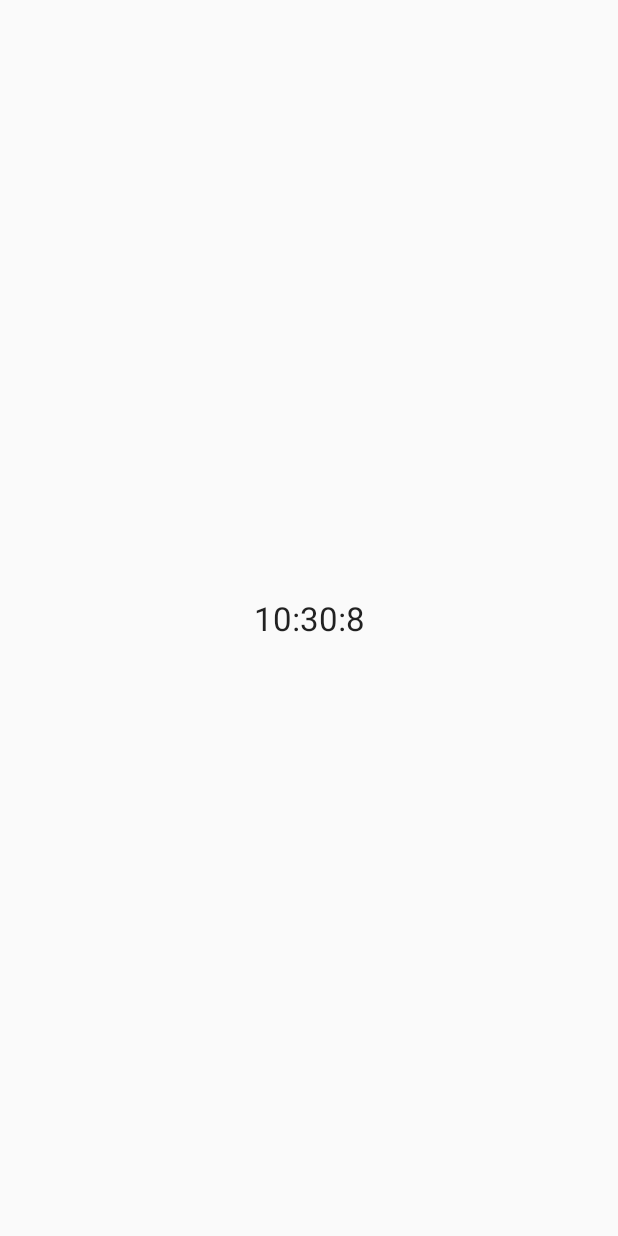
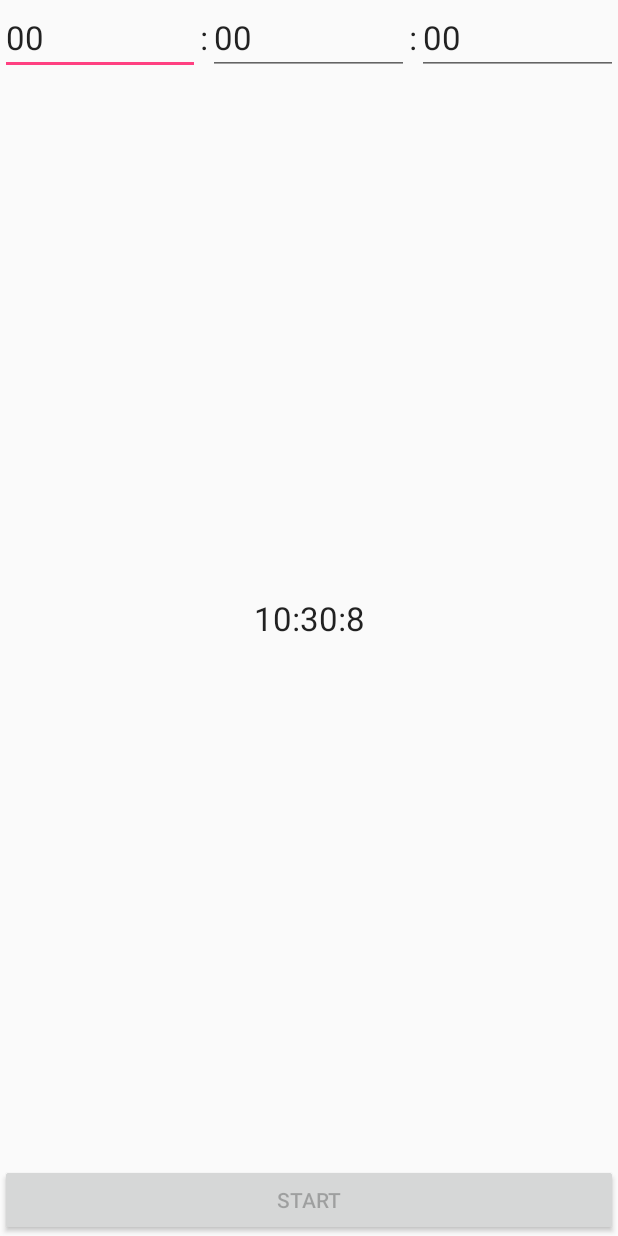
Before and after one commit to HugoLipeng/PracticeAndroid, an Android app: the screen it shows after launch (MainActivity), on a phone screen of 412 x 824 dp. Before the commit the screen is almost empty. Run offline under Robolectric (Android 15) with nearby library versions, the phone set to English and light mode, and no system bars.

Commit message:
计时器功能

```diff
--- /dev/null
+++ b/clock/src/main/java/com/qiniu/hugo/clock/TimerView.java
@@ -0,0 +1,253 @@
+package com.qiniu.hugo.clock;
+
+import java.util.Timer;
+import java.util.TimerTask;
+
+import android.app.AlertDialog;
+import android.content.Context;
+import android.os.Handler;
+import android.text.Editable;
+import android.text.TextUtils;
+import android.text.TextWatcher;
+import android.util.AttributeSet;
+import android.view.View;
+import android.widget.Button;
+import android.widget.EditText;
+import android.widget.LinearLayout;
+
+public class TimerView extends LinearLayout {
+
+	public TimerView(Context context, AttributeSet attrs) {
+		super(context, attrs);
+	}
+
+	public TimerView(Context context) {
+		super(context);
+	}
+
+
+	@Override
+	protected void onFinishInflate() {
+		super.onFinishInflate();
+
+		btnPause = (Button) findViewById(R.id.btnPause);
+		btnPause.setOnClickListener(new OnClickListener() {
+
+			@Override
+			public void onClick(View v) {
+
+				stopTimer();
+
+				btnPause.setVisibility(View.GONE);
+				btnResume.setVisibility(View.VISIBLE);
+			}
+		});
+		btnReset = (Button) findViewById(R.id.btnReset);
+		btnReset.setOnClickListener(new OnClickListener() {
+
+			@Override
+			public void onClick(View v) {
+
+				stopTimer();
+
+				etHour.setText("0");
+				etMin.setText("0");
+				etSec.setText("0");
+
+				btnReset.setVisibility(View.GONE);
+				btnResume.setVisibility(View.GONE);
+				btnPause.setVisibility(View.GONE);
+				btnStart.setVisibility(View.VISIBLE);
+			}
+		});
+		btnResume = (Button) findViewById(R.id.btnResume);
+		btnResume.setOnClickListener(new OnClickListener() {
+
+			@Override
+			public void onClick(View v) {
+
+				startTimer();
+
+				btnResume.setVisibility(View.GONE);
+				btnPause.setVisibility(View.VISIBLE);
+			}
+		});
+		btnStart = (Button) findViewById(R.id.btnStart);
+		btnStart.setOnClickListener(new OnClickListener() {
+
+			@Override
+			public void onClick(View v) {
+				startTimer();
+
+				btnStart.setVisibility(View.GONE);
+				btnPause.setVisibility(View.VISIBLE);
+				btnReset.setVisibility(View.VISIBLE);
+			}
+		});
+
+
+		etHour = (EditText) findViewById(R.id.etHour);
+		etMin = (EditText) findViewById(R.id.etMin);
+		etSec = (EditText) findViewById(R.id.etSec);
+
+		etHour.setText("00");
+		etHour.addTextChangedListener(new TextWatcher() {
+
+			@Override
+			public void onTextChanged(CharSequence s, int start, int before, int count) {
+				if (!TextUtils.isEmpty(s)) {
+					int value = Integer.parseInt(s.toString());
+
+					if (value>59) {
+						etHour.setText("59");
+					}else if (value<0) {
+						etHour.setText("0");
+					}
+				}
+				checkToEnableBtnStart();
+			}
+
+			@Override
+			public void beforeTextChanged(CharSequence s, int start, int count,
+					int after) {
+			}
+
+			@Override
+			public void afterTextChanged(Editable s) {
+			}
+		});
+		etMin.setText("00");
+		etMin.addTextChangedListener(new TextWatcher() {
+
+			@Override
+			public void onTextChanged(CharSequence s, int start, int before, int count) {
+				if (!TextUtils.isEmpty(s)) {
+					int value = Integer.parseInt(s.toString());
+
+					if (value>59) {
+						etMin.setText("59");
+					}else if (value<0) {
+						etMin.setText("0");
+					}
+				}
+				checkToEnableBtnStart();
+			}
+
+			@Override
+			public void beforeTextChanged(CharSequence s, int start, int count,
+					int after) {
+			}
+
+			@Override
+			public void afterTextChanged(Editable s) {
+			}
+		});
+		etSec.setText("00");
+		etSec.addTextChangedListener(new TextWatcher() {
+
+			@Override
+			public void onTextChanged(CharSequence s, int start, int before, int count) {
+				if (!TextUtils.isEmpty(s)) {
+					int value = Integer.parseInt(s.toString());
+
+					if (value>59) {
+						etSec.setText("59");
+					}else if (value<0) {
+						etSec.setText("0");
+					}
+				}
+				checkToEnableBtnStart();
+			}
+
+			@Override
+			public void beforeTextChanged(CharSequence s, int start, int count,
+					int after) {
+			}
+
+			@Override
+			public void afterTextChanged(Editable s) {
+			}
+		});
+
+		btnStart.setVisibility(View.VISIBLE);
+		btnStart.setEnabled(false);
+		btnPause.setVisibility(View.GONE);
+		btnResume.setVisibility(View.GONE);
+		btnReset.setVisibility(View.GONE);
+	}
+
+	private void checkToEnableBtnStart(){
+		btnStart.setEnabled((!TextUtils.isEmpty(etHour.getText())&&Integer.parseInt(etHour.getText().toString())>0)||
+				(!TextUtils.isEmpty(etMin.getText())&&Integer.parseInt(etMin.getText().toString())>0)||
+				(!TextUtils.isEmpty(etSec.getText())&&Integer.parseInt(etSec.getText().toString())>0));
+	}
+
+
+	private void startTimer(){
+		if (timerTask==null) {
+			allTimerCount = Integer.parseInt(etHour.getText().toString())*60*60+Integer.parseInt(etMin.getText().toString())*60+Integer.parseInt(etSec.getText().toString());
+			timerTask = new TimerTask() {
+
+				@Override
+				public void run() {
+					allTimerCount--;
+
+					handler.sendEmptyMessage(MSG_WHAT_TIME_TICK);
+
+					if (allTimerCount<=0) {
+						handler.sendEmptyMessage(MSG_WHAT_TIME_IS_UP);
+						stopTimer();
+					}
+				}
+			};
+
+			timer.schedule(timerTask, 1000, 1000);
+		}
+	}
+
+	private void stopTimer(){
+		if (timerTask!=null) {
+			timerTask.cancel();
+			timerTask = null;
+		}
+	}
+
+	private Handler handler = new Handler(){
+		public void handleMessage(android.os.Message msg) {
+			switch (msg.what) {
+			case MSG_WHAT_TIME_TICK:
+
+				int hour = allTimerCount/60/60;
+				int min = (allTimerCount/60)%60;
+				int sec = allTimerCount%60;
+
+				etHour.setText(hour+"");
+				etMin.setText(min+"");
+				etSec.setText(sec+"");
+
+				break;
+			case MSG_WHAT_TIME_IS_UP:
+				new AlertDialog.Builder(getContext()).setTitle("Time is up").setMessage("Time is up").setNegativeButton("Cancel", null).show();
+
+				btnReset.setVisibility(View.GONE);
+				btnResume.setVisibility(View.GONE);
+				btnPause.setVisibility(View.GONE);
+				btnStart.setVisibility(View.VISIBLE);
+
+				break;
+			default:
+				break;
+			}
+		};
+	};
+
+	private static final int MSG_WHAT_TIME_IS_UP = 1;
+	private static final int MSG_WHAT_TIME_TICK = 2;
+
+	private int allTimerCount = 0;
+	private Timer timer=new Timer();
+	private TimerTask timerTask = null;
+	private Button btnStart,btnPause,btnResume,btnReset;
+	private EditText etHour,etMin,etSec;
+
+}
--- a/clock/src/main/res/layout/activity_main.xml
+++ b/clock/src/main/res/layout/activity_main.xml
@@ -41,19 +41,113 @@
                         android:textAppearance="?android:attr/textAppearanceLarge" />
                 </com.qiniu.hugo.clock.TimeView>
 
-                <LinearLayout
+                <com.qiniu.hugo.clock.AlarmView
                     android:id="@+id/tabAlarm"
                     android:layout_width="match_parent"
                     android:layout_height="match_parent"
-                    android:orientation="vertical">
-                </LinearLayout>
+                    android:orientation="vertical" >
 
-                <LinearLayout
+                    <ListView
+                        android:id="@+id/lvAlarmList"
+                        android:layout_width="fill_parent"
+                        android:layout_height="0dp"
+                        android:layout_weight="1" >
+                    </ListView>
+
+                    <Button
+                        android:id="@+id/btnAddAlarm"
+                        android:layout_width="fill_parent"
+                        android:layout_height="wrap_content"
+                        android:text="@string/add_alarm" />
+                </com.qiniu.hugo.clock.AlarmView>
+
+                <com.qiniu.hugo.clock.TimerView
                     android:id="@+id/tabTimer"
                     android:layout_width="match_parent"
                     android:layout_height="match_parent"
-                    android:orientation="vertical">
-                </LinearLayout>
+                    android:orientation="vertical" >
+
+                    <LinearLayout
+                        android:layout_width="fill_parent"
+                        android:layout_height="0dp"
+                        android:layout_weight="1"
+                        android:orientation="horizontal" >
+
+                        <EditText
+                            android:id="@+id/etHour"
+                            android:layout_width="0dp"
+                            android:layout_height="wrap_content"
+                            android:layout_weight="1"
+                            android:inputType="number"
+                            android:singleLine="true"
+                            android:textAppearance="?android:attr/textAppearanceLarge" />
+
+                        <TextView
+                            android:layout_width="wrap_content"
+                            android:layout_height="wrap_content"
+                            android:text=":"
+                            android:textAppearance="?android:attr/textAppearanceLarge" />
+
+                        <EditText
+                            android:id="@+id/etMin"
+                            android:layout_width="0dp"
+                            android:layout_height="wrap_content"
+                            android:layout_weight="1"
+                            android:inputType="number"
+                            android:singleLine="true"
+                            android:textAppearance="?android:attr/textAppearanceLarge" />
+
+                        <TextView
+                            android:layout_width="wrap_content"
+                            android:layout_height="wrap_content"
+                            android:text=":"
+                            android:textAppearance="?android:attr/textAppearanceLarge" />
+
+                        <EditText
+                            android:id="@+id/etSec"
+                            android:layout_width="0dp"
+                            android:layout_height="wrap_content"
+                            android:layout_weight="1"
+                            android:inputType="number"
+                            android:singleLine="true"
+                            android:textAppearance="?android:attr/textAppearanceLarge" />
+                    </LinearLayout>
+
+                    <LinearLayout
+                        android:id="@+id/btnGroup"
+                        android:layout_width="fill_parent"
+                        android:layout_height="wrap_content"
+                        android:orientation="horizontal" >
+
+                        <Button
+                            android:id="@+id/btnStart"
+                            android:layout_width="0dp"
+                            android:layout_height="wrap_content"
+                            android:layout_weight="1"
+                            android:text="@string/start" />
+
+                        <Button
+                            android:id="@+id/btnPause"
+                            android:layout_width="0dp"
+                            android:layout_height="wrap_content"
+                            android:layout_weight="1"
+                            android:text="@string/pause" />
+
+                        <Button
+                            android:id="@+id/btnResume"
+                            android:layout_width="0dp"
+                            android:layout_height="wrap_content"
+                            android:layout_weight="1"
+                            android:text="@string/resume" />
+
+                        <Button
+                            android:id="@+id/btnReset"
+                            android:layout_width="0dp"
+                            android:layout_height="wrap_content"
+                            android:layout_weight="1"
+                            android:text="@string/reset" />
+                    </LinearLayout>
+                </com.qiniu.hugo.clock.TimerView>
 
                 <LinearLayout
                     android:id="@+id/tabStopWatch"
--- a/clock/src/main/res/values/strings.xml
+++ b/clock/src/main/res/values/strings.xml
@@ -1,3 +1,12 @@
 <resources>
     <string name="app_name">Clock</string>
+    <string name="hello_world">Hello world!</string>
+    <string name="action_settings">Settings</string>
+    <string name="add_alarm">Add alarm</string>
+    <string name="play_sound">Play Sound</string>
+    <string name="start">Start</string>
+    <string name="pause">Pause</string>
+    <string name="resume">Resume</string>
+    <string name="reset">Reset</string>
+    <string name="lap">Lap</string>
 </resources>
```
Also changed, not shown: clock/src/main/java/com/qiniu/hugo/clock/AlarmReceiver.java (added, +23 -0 lines), clock/src/main/java/com/qiniu/hugo/clock/AlarmView.java (added, +211 -0 lines), clock/src/main/java/com/qiniu/hugo/clock/PlayAlarmAty.java (added, +35 -0 lines), clock/src/main/res/layout/alarm_player_aty.xml (added, +14 -0 lines), 2 other files.
